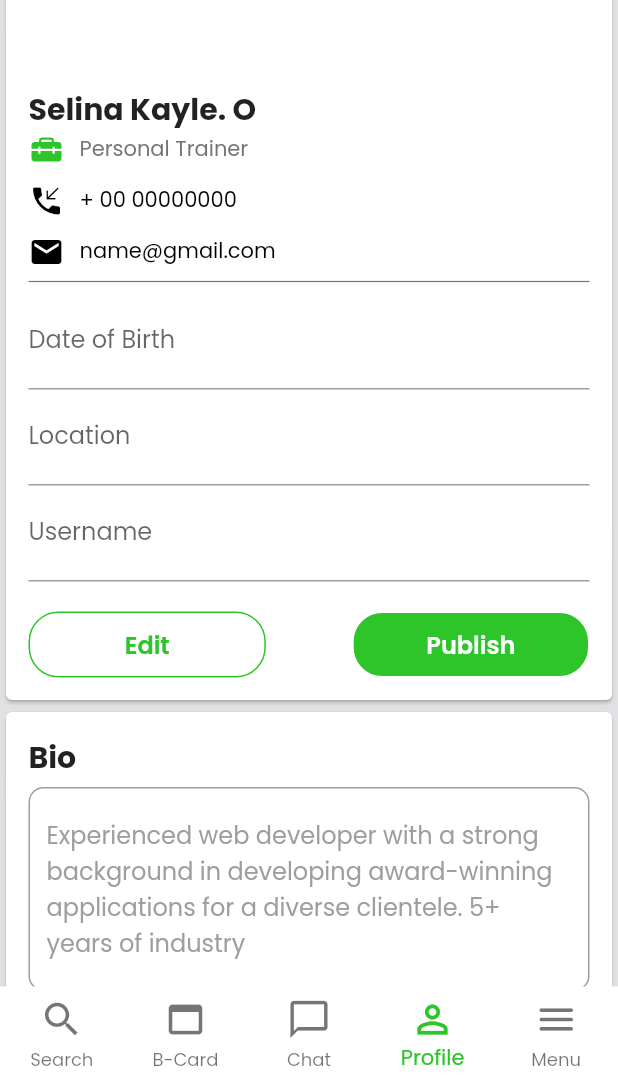
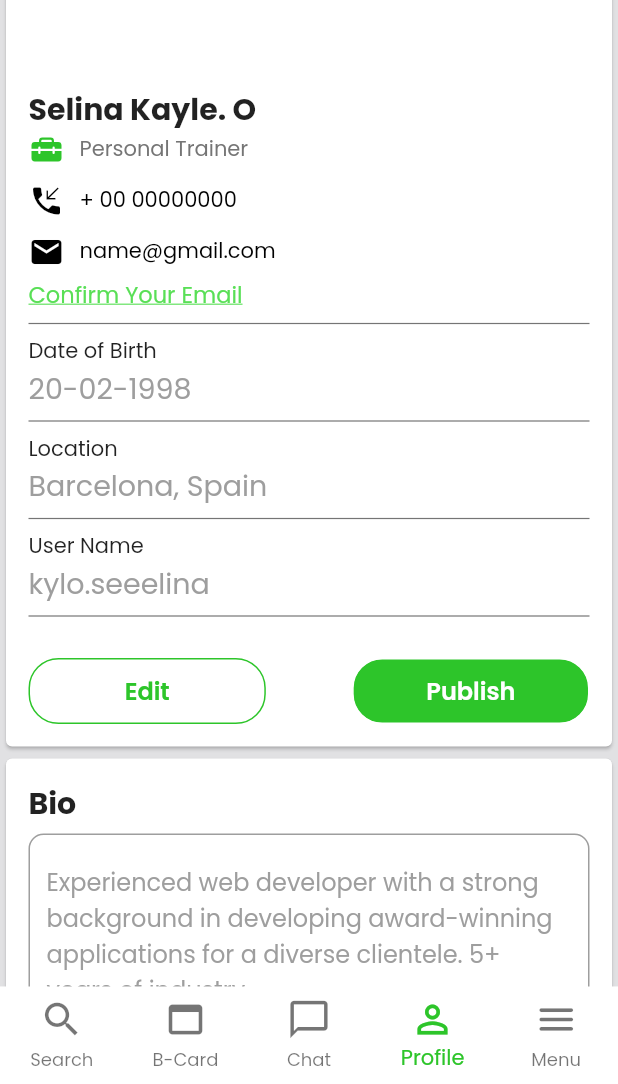
Before and after one commit to DevelopeFlutter/Be_Pass_App, a Flutter app: the screen it shows after launch, item 4 of the bottom bar chosen, on a phone screen of 412 x 824 dp, the part 152-1236 px from its top. Run offline on Flutter 3.47's test engine with Material 2 defaults, Android fonts, the light colour scheme and no system bars; our stand-ins replace accordion, animated_splash_screen, carousel_slider, dropdown_button2, fluentui_system_icons, flutter_rating_bar and 5 more; network calls fail.

Commit message:
Update # 3

```diff
--- a/lib/Screens/profile_screen.dart
+++ b/lib/Screens/profile_screen.dart
@@ -325,33 +325,60 @@ class _HeadseState extends State<Headse> {
                     ))
               ],
             ),
+            SizedBox(height: 5),
+            Text("Confirm Your Email",
+                style: TextStyle(
+                    color: Color.fromRGBO(89, 223, 86, 1),
+                    fontSize: 15,
+                    decoration: TextDecoration.underline)),
             Divider(
               color: AppColors.greyText,
               thickness: 0.8,
             ),
-            textformwidget(
-                labeltext: "Date of Birth",
-                controller: _uname,
-                actionKeyboard: TextInputAction.next,
-                onSubmitField: () {},
-                textInputType: TextInputType.datetime,
-                hintText: "13/2/1998"),
+            Text("Date of Birth", style: TextStyle()),
+            Text("20-02-1998",
+                style: TextStyle(fontSize: 19, color: Colors.grey)),
+            Divider(
+              color: AppColors.greyText,
+              thickness: 0.8,
+            ),
+            Text("Location", style: TextStyle()),
+            Text("Barcelona, Spain",
+                style: TextStyle(fontSize: 19, color: Colors.grey)),
+            Divider(
+              color: AppColors.greyText,
+              thickness: 0.8,
+            ),
+            Text("User Name", style: TextStyle()),
+            Text("kylo.seeelina",
+                style: TextStyle(fontSize: 19, color: Colors.grey)),
+            Divider(
+              color: AppColors.greyText,
+              thickness: 0.8,
+            ),
+            // textformwidget(
+            //     labeltext: "Date of Birth",
+            //     controller: _uname,
+            //     actionKeyboard: TextInputAction.next,
+            //     onSubmitField: () {},
+            //     textInputType: TextInputType.datetime,
+            //     hintText: "13/2/1998"),
 
-            textformwidget(
-                labeltext: "Location",
-                controller: _uname,
-                actionKeyboard: TextInputAction.next,
-                onSubmitField: () {},
-                textInputType: TextInputType.streetAddress,
-                hintText: "Barcelona, Spain"),
+            // textformwidget(
+            //     labeltext: "Location",
+            //     controller: _uname,
+            //     actionKeyboard: TextInputAction.next,
+            //     onSubmitField: () {},
+            //     textInputType: TextInputType.streetAddress,
+            //     hintText: "Barcelona, Spain"),
 
-            textformwidget(
-                labeltext: "Username",
-                controller: _uname,
-                actionKeyboard: TextInputAction.next,
-                onSubmitField: () {},
-                textInputType: TextInputType.datetime,
-                hintText: "kylo.neee"),
+            // textformwidget(
+            //     labeltext: "Username",
+            //     controller: _uname,
+            //     actionKeyboard: TextInputAction.next,
+            //     onSubmitField: () {},
+            //     textInputType: TextInputType.datetime,
+            //     hintText: "kylo.neee"),
 
             SizedBox(
               height: 20,
--- a/lib/main.dart
+++ b/lib/main.dart
@@ -7,6 +7,7 @@ import 'package:be_pass/Screens/services.dart';
 import 'package:be_pass/Screens/sign_up_view.dart';
 import 'package:be_pass/Screens/user_card.dart';
 import 'package:be_pass/Widgets/bottom_nav.dart';
+import 'package:be_pass/test.dart';
 import 'package:flutter/material.dart';
 import 'package:google_fonts/google_fonts.dart';
 import 'ForgetPasswordView/forgetPasswordView.dart';
```
Also changed, not shown: lib/Screens/home_screen.dart (+21 -15 lines), lib/test.dart (+56 -74 lines).
